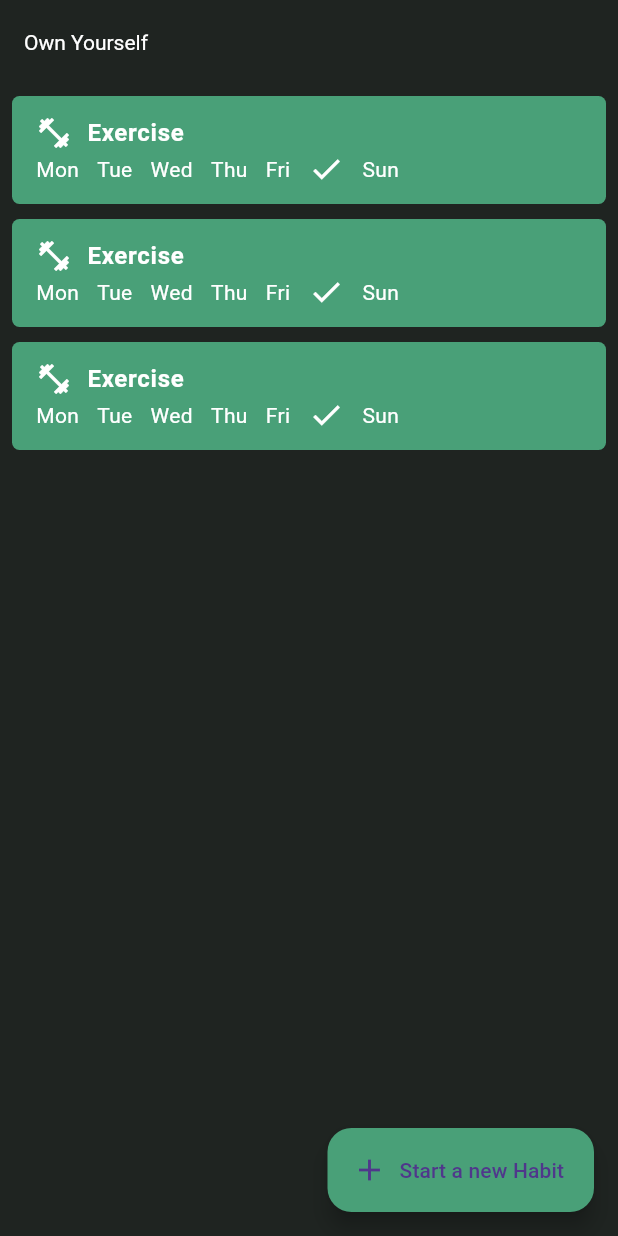
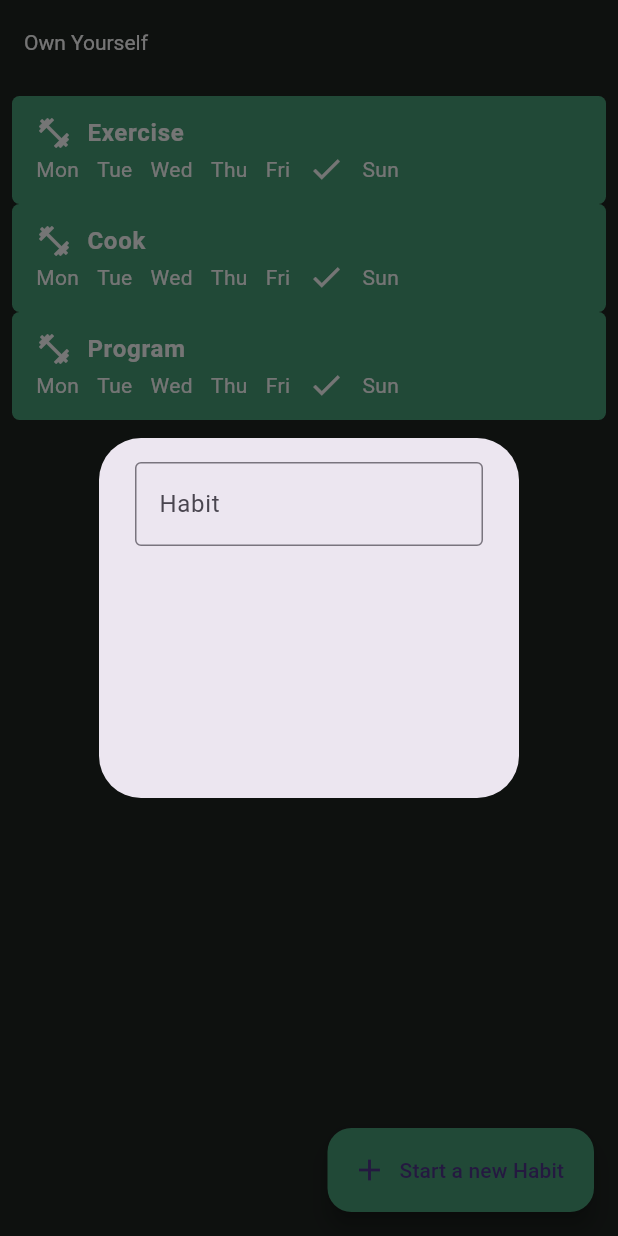
Before and after one commit to kallol000/own-yourself-habit-tracker, a Flutter app: the screen it shows after launch, after a tap on "Start a new Habit", on a phone screen of 412 x 824 dp. Run offline on Flutter 3.47's test engine with Material 3 defaults, Android fonts, the phone set to English and light mode, and no system bars.

Commit message:
added basic popup

```diff
--- a/lib/pages/home_page.dart
+++ b/lib/pages/home_page.dart
@@ -1,23 +1,38 @@
 import 'package:flutter/material.dart';
 import 'package:own_yourself/utils/colors.dart';
 import 'package:own_yourself/widgets/habit_card.dart';
+import 'package:own_yourself/widgets/new_habit_form.dart';
+import '../utils/data.dart';
 
-class HomePage extends StatelessWidget {
+class HomePage extends StatefulWidget {
   const HomePage({super.key});
+
+  @override
+  State<HomePage> createState() => _HomePageState();
+}
+
+class _HomePageState extends State<HomePage> {
+  void createNewHabit(){
+    showDialog(context: context, builder: (context){
+      return NewHabitForm();
+    },);
+  }
 
   @override
   Widget build(BuildContext context) {
     return Scaffold(
       appBar: AppBar(title: const Text('Own Yourself')),
       floatingActionButton: FloatingActionButton.extended(
-        onPressed: () {},
-        label: const Text('Start a new Habit'),
-        icon: const Icon(Icons.add),
+        onPressed: createNewHabit,
+        label: Text('Start a new Habit'),
+        icon:  Icon(Icons.add),
         backgroundColor: AppColors.accentColor,
       ),
       body: Padding(
         padding: const EdgeInsets.all(8.0),
-        child: Column(spacing: 10, children: [Habit(), Habit(), Habit()]),
+        child: ListView.builder(itemBuilder: (context, index) {
+          return Habit(title: data[index]);
+        },itemCount: data.length,),
       ),
     );
   }
--- /dev/null
+++ b/lib/utils/data.dart
@@ -0,0 +1 @@
+List<String> data =['Exercise', 'Cook', 'Program'];
--- a/lib/widgets/habit_card.dart
+++ b/lib/widgets/habit_card.dart
@@ -2,7 +2,8 @@ import 'package:flutter/material.dart';
 import 'package:own_yourself/utils/colors.dart';
 
 class Habit extends StatelessWidget {
-  const Habit({super.key});
+  final String title;
+  const Habit({super.key, required this.title});
 
   @override
   Widget build(BuildContext context) {
@@ -15,7 +16,7 @@ class Habit extends StatelessWidget {
         children: [
           Icon(Icons.fitness_center, color: AppColors.surfaceColor),
           Text(
-            "Exercise",
+            title,
             style: TextStyle(
               color: AppColors.surfaceColor,
               fontWeight: FontWeight.bold,
--- /dev/null
+++ b/lib/widgets/new_habit_form.dart
@@ -0,0 +1,23 @@
+import 'package:flutter/material.dart';
+
+class NewHabitForm extends StatelessWidget {
+  const NewHabitForm({super.key});
+
+  @override
+  Widget build(BuildContext context) {
+    return AlertDialog(
+      content: Container(
+        height: 200,
+        decoration: BoxDecoration(borderRadius: BorderRadius.circular(2.0)),
+        child: Column(
+
+          children: [
+            TextField(
+              decoration: InputDecoration(border: OutlineInputBorder(), hintText: 'Habit'),
+            )
+          ],
+        ),
+      ),
+    );
+  }
+}
```
